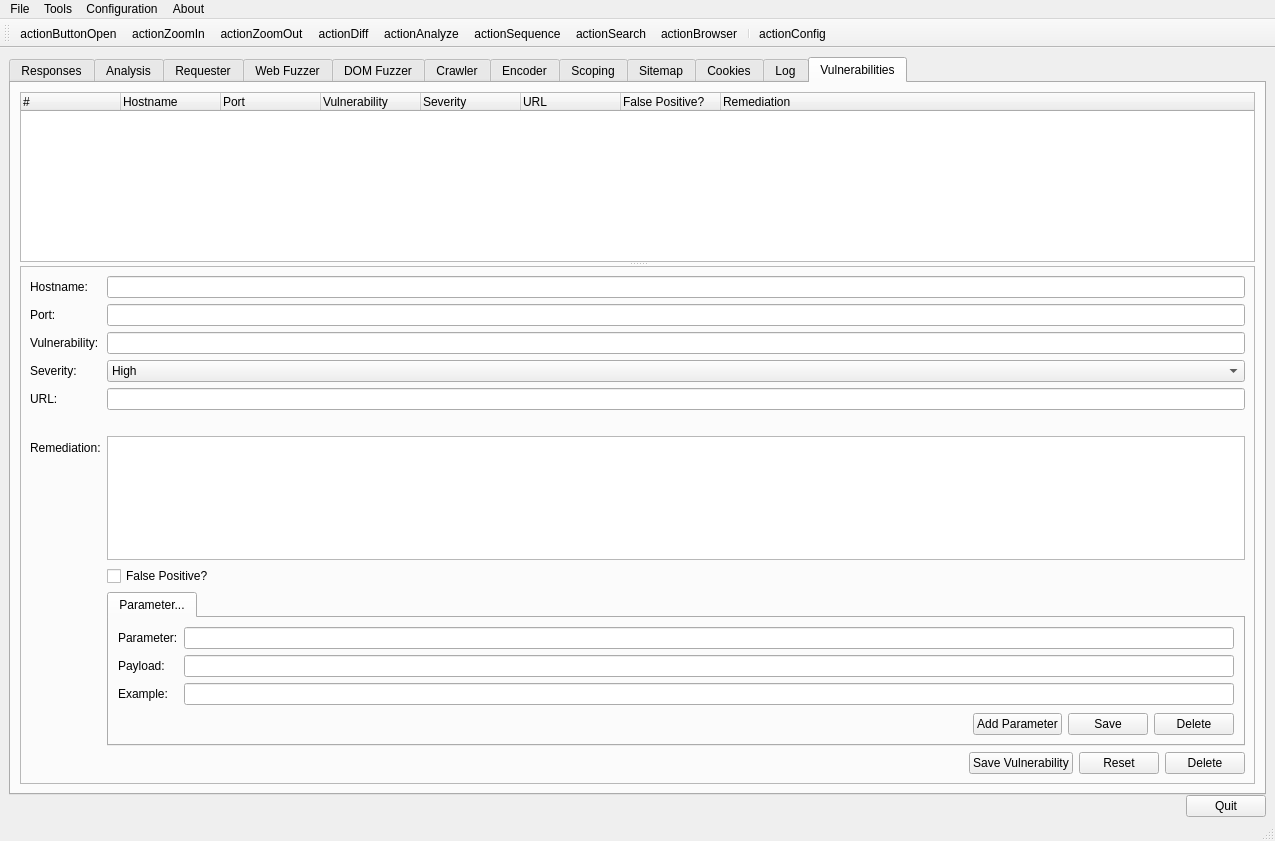
Old version of the form ui/RaftMain.ui in the repository Averroes/raft.
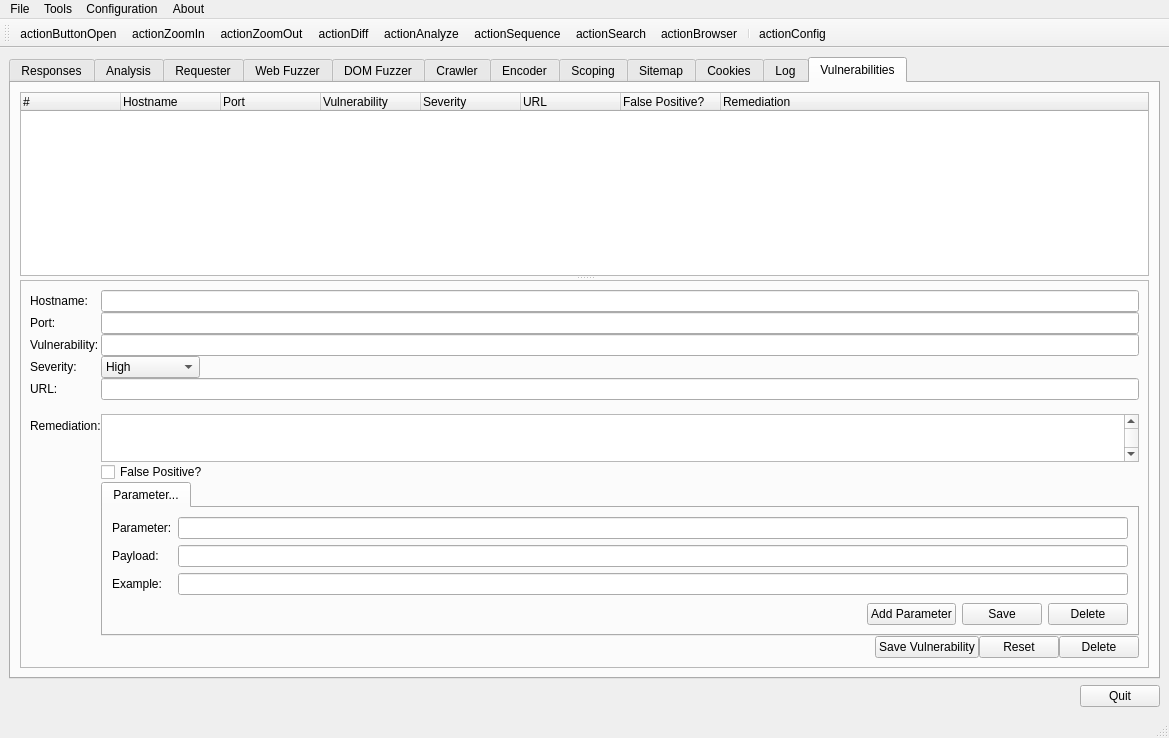
New version of the form. The open tabs and pages were chosen to show the change. Icons and pictures are not drawn.

Commit message: Attempt to avoid sizing Raft windows larger than visible screen. Partial fix for Issue 43.

Diff of the .ui file:
```diff
--- a/ui/RaftMain.ui
+++ b/ui/RaftMain.ui
@@ -6,8 +6,8 @@
    <rect>
     <x>0</x>
     <y>0</y>
-    <width>1275</width>
-    <height>841</height>
+    <width>1169</width>
+    <height>738</height>
    </rect>
   </property>
   <property name="windowTitle">
@@ -18,12 +18,6 @@
   </property>
   <widget class="QWidget" name="centralwidget">
    <layout class="QVBoxLayout" name="verticalLayout">
-    <property name="spacing">
-     <number>0</number>
-    </property>
-    <property name="bottomMargin">
-     <number>2</number>
-    </property>
     <item>
      <widget class="QTabWidget" name="mainTabWidget">
       <property name="enabled">
@@ -2677,11 +2671,7 @@
        </attribute>
        <layout class="QVBoxLayout" name="verticalLayout_25">
         <item>
-         <widget class="QSplitter" name="splitter_4">
-          <property name="orientation">
-           <enum>Qt::Vertical</enum>
-          </property>
-          <widget class="QSplitter" name="splitter_4">
+         <widget class="QSplitter" name="splitter_14">
            <property name="orientation">
             <enum>Qt::Vertical</enum>
            </property>
@@ -2731,6 +2721,12 @@
             </column>
            </widget>
            <widget class="QFrame" name="frame">
+           <property name="sizePolicy">
+            <sizepolicy hsizetype="Preferred" vsizetype="Minimum">
+             <horstretch>0</horstretch>
+             <verstretch>0</verstretch>
+            </sizepolicy>
+           </property>
             <property name="frameShape">
              <enum>QFrame::StyledPanel</enum>
             </property>
@@ -2738,10 +2734,19 @@
              <enum>QFrame::Raised</enum>
             </property>
             <layout class="QVBoxLayout" name="verticalLayout_24">
+            <property name="spacing">
+             <number>0</number>
+            </property>
              <item>
               <layout class="QFormLayout" name="formLayout">
+              <property name="sizeConstraint">
+               <enum>QLayout::SetMinimumSize</enum>
+              </property>
                <property name="fieldGrowthPolicy">
-                <enum>QFormLayout::AllNonFixedFieldsGrow</enum>
+               <enum>QFormLayout::ExpandingFieldsGrow</enum>
+              </property>
+              <property name="verticalSpacing">
+               <number>0</number>
                </property>
                <item row="0" column="0">
                 <widget class="QLabel" name="label_4">
@@ -2834,7 +2839,17 @@
                 </widget>
                </item>
                <item row="8" column="1">
-                <widget class="QPlainTextEdit" name="editVulnerabilityRemediation"/>
+               <widget class="QPlainTextEdit" name="editVulnerabilityRemediation">
+                <property name="maximumSize">
+                 <size>
+                  <width>16777215</width>
+                  <height>48</height>
+                 </size>
+                </property>
+                <property name="verticalScrollBarPolicy">
+                 <enum>Qt::ScrollBarAlwaysOn</enum>
+                </property>
+               </widget>
                </item>
                <item row="9" column="1">
                 <widget class="QCheckBox" name="cbVulnerabilityFalsePositive">
@@ -2845,6 +2860,12 @@
                </item>
                <item row="10" column="1">
                 <widget class="QTabWidget" name="tabWidget">
+                <property name="sizePolicy">
+                 <sizepolicy hsizetype="Expanding" vsizetype="Minimum">
+                  <horstretch>0</horstretch>
+                  <verstretch>0</verstretch>
+                 </sizepolicy>
+                </property>
                  <property name="currentIndex">
                   <number>0</number>
                  </property>
@@ -2972,7 +2993,6 @@
             </layout>
            </widget>
           </widget>
-         </widget>
         </item>
        </layout>
       </widget>
@@ -3009,7 +3029,7 @@
     <rect>
      <x>0</x>
      <y>0</y>
-     <width>1275</width>
+     <width>1169</width>
      <height>22</height>
     </rect>
    </property>
```
Left out of the diff: 2 changed lines with no effect on the pictures. Lines whose indentation alone changed are shown as unchanged. The commit also changes 2 other files.
